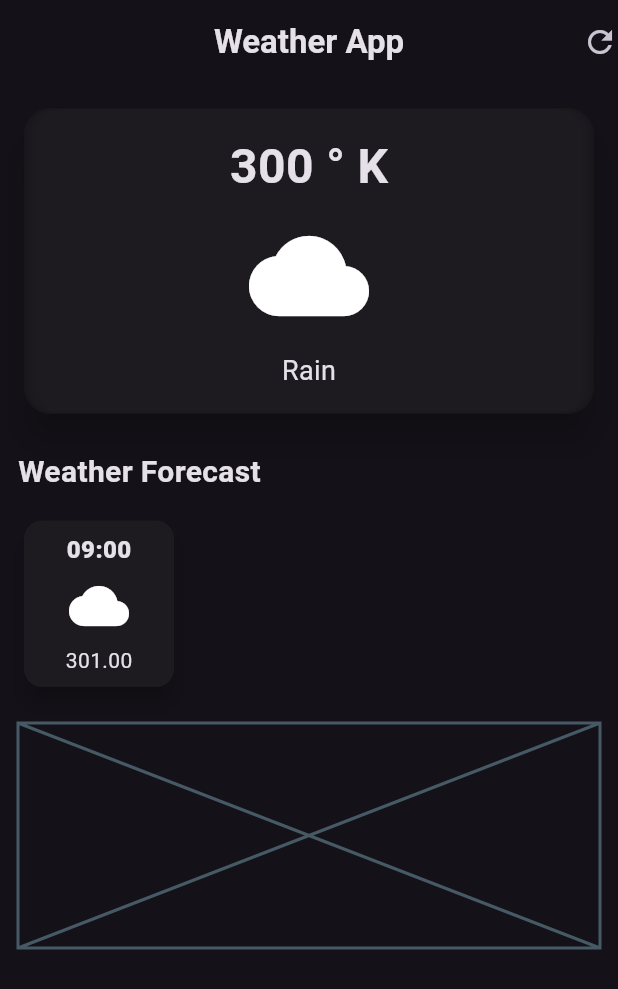
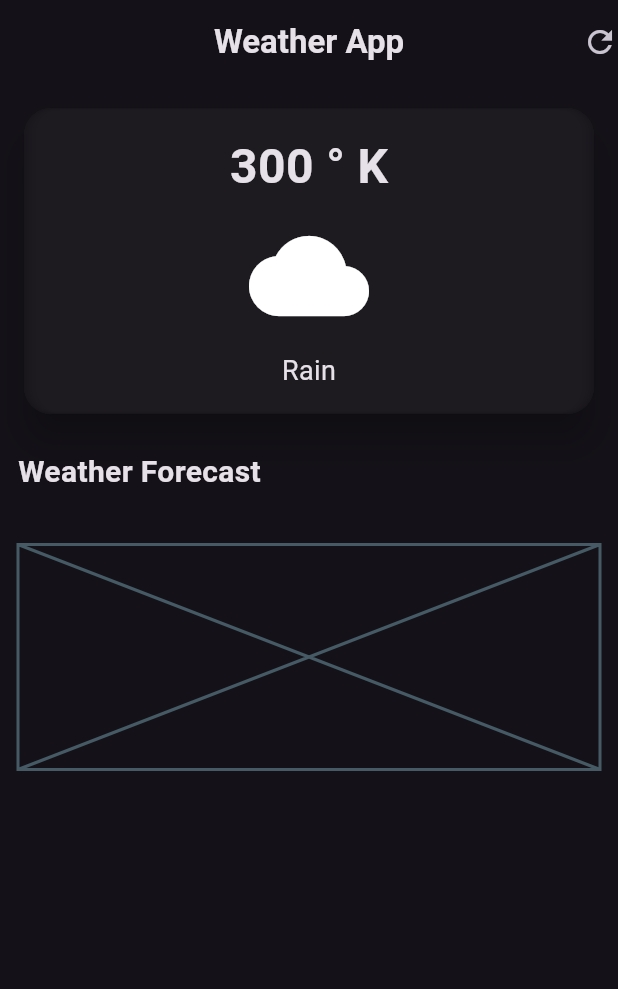
Before and after one commit to fiftheenyen/weather_app, a Flutter app: the screen it shows after launch, on a phone screen of 412 x 824 dp. Shown: the top 989 px of the screen. Run offline on Flutter 3.47's test engine with Material 3 defaults, Android fonts, the phone set to English and light mode, and no system bars.

Commit message:
moved the card into another class

```diff
--- a/lib/weather_screen.dart
+++ b/lib/weather_screen.dart
@@ -70,30 +70,8 @@ class WeatherScreen extends StatelessWidget {
             ),
             const SizedBox(height: 14),
             SingleChildScrollView(scrollDirection: Axis.horizontal),
-            Row(
-              children: [
-                Card(
-                  elevation: 6,
-                  child: Container(
-                    width: 100,
-                    padding: const EdgeInsets.all(8.0),
-                    child: Column(
-                      children: [
-                        Text(
-                          '09:00',
-                          style: TextStyle(
-                            fontSize: 16,
-                            fontWeight: FontWeight.w800,
-                          ),
-                        ),
-                        const SizedBox(height: 6),
-                        Icon(Icons.cloud, size: 40),
-                        const SizedBox(height: 6),
-                        Text('301.00', style: TextStyle(fontSize: 14)),
-                      ],
-                    ),
-                  ),
-                ),
+            Row(children: [
+
               ],
             ),
             //additional information
@@ -105,3 +83,30 @@ class WeatherScreen extends StatelessWidget {
     );
   }
 }
+
+class HourlyForecastItem extends StatelessWidget {
+  const HourlyForecastItem({super.key});
+
+  @override
+  Widget build(BuildContext context) {
+    return Card(
+      elevation: 6,
+      child: Container(
+        width: 100,
+        padding: const EdgeInsets.all(8.0),
+        child: Column(
+          children: [
+            Text(
+              '09:00',
+              style: TextStyle(fontSize: 16, fontWeight: FontWeight.w800),
+            ),
+            const SizedBox(height: 6),
+            Icon(Icons.cloud, size: 40),
+            const SizedBox(height: 6),
+            Text('301.00', style: TextStyle(fontSize: 14)),
+          ],
+        ),
+      ),
+    );
+  }
+}
```
